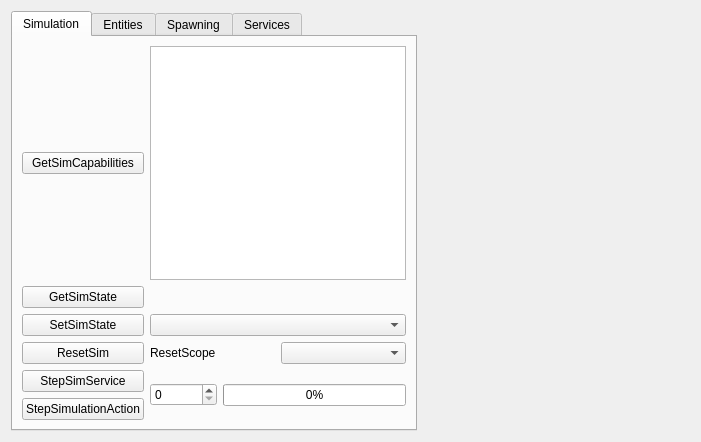
The window that src/sim_widget.ui (RobotecAI/q_simulation_interfaces) describes before a commit, drawn with Qt 5.
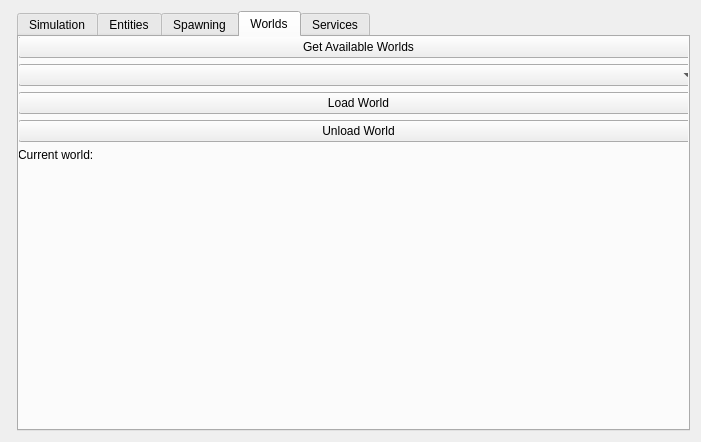
The same window after the commit. The open tabs and pages were chosen to show the change.

The edit to the form file:
```diff
--- a/src/sim_widget.ui
+++ b/src/sim_widget.ui
@@ -11,7 +11,7 @@
    </rect>
   </property>
   <layout class="QFormLayout" name="formLayout">
-   <item row="0" column="0">
+   <item row="0" column="1">
     <widget class="QTabWidget" name="tabWidget">
      <property name="currentIndex">
       <number>0</number>
@@ -519,6 +519,67 @@
        </item>
       </layout>
      </widget>
+     <widget class="QWidget" name="worlds">
+      <attribute name="title">
+       <string>Worlds</string>
+      </attribute>
+      <widget class="QWidget" name="verticalLayoutWidget">
+       <property name="geometry">
+        <rect>
+         <x>-1</x>
+         <y>-1</y>
+         <width>681</width>
+         <height>401</height>
+        </rect>
+       </property>
+       <layout class="QVBoxLayout" name="verticalLayout_4">
+        <item>
+         <widget class="QPushButton" name="getAvailableWorldsButton">
+          <property name="text">
+           <string>Get Available Worlds</string>
+          </property>
+         </widget>
+        </item>
+        <item>
+         <widget class="QComboBox" name="availableWorldsCombo"/>
+        </item>
+        <item>
+         <widget class="QPushButton" name="loadWorldButton">
+          <property name="text">
+           <string>Load World</string>
+          </property>
+         </widget>
+        </item>
+        <item>
+         <widget class="QPushButton" name="unloadWorldButton">
+          <property name="text">
+           <string>Unload World</string>
+          </property>
+         </widget>
+        </item>
+        <item>
+         <widget class="QLabel" name="currentWorldLabel">
+          <property name="text">
+           <string>Current world:</string>
+          </property>
+         </widget>
+        </item>
+        <item>
+         <spacer name="verticalSpacer">
+          <property name="orientation">
+           <enum>Qt::Vertical</enum>
+          </property>
+          <property name="sizeHint" stdset="0">
+           <size>
+            <width>20</width>
+            <height>40</height>
+           </size>
+          </property>
+         </spacer>
+        </item>
+       </layout>
+      </widget>
+     </widget>
      <widget class="QWidget" name="servicesNames">
       <property name="enabled">
        <bool>true</bool>
```
